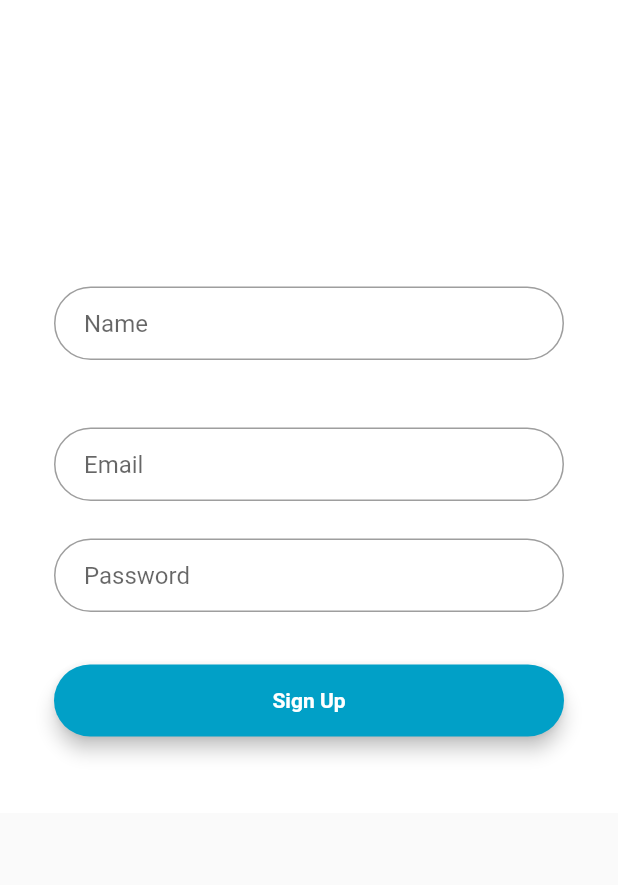
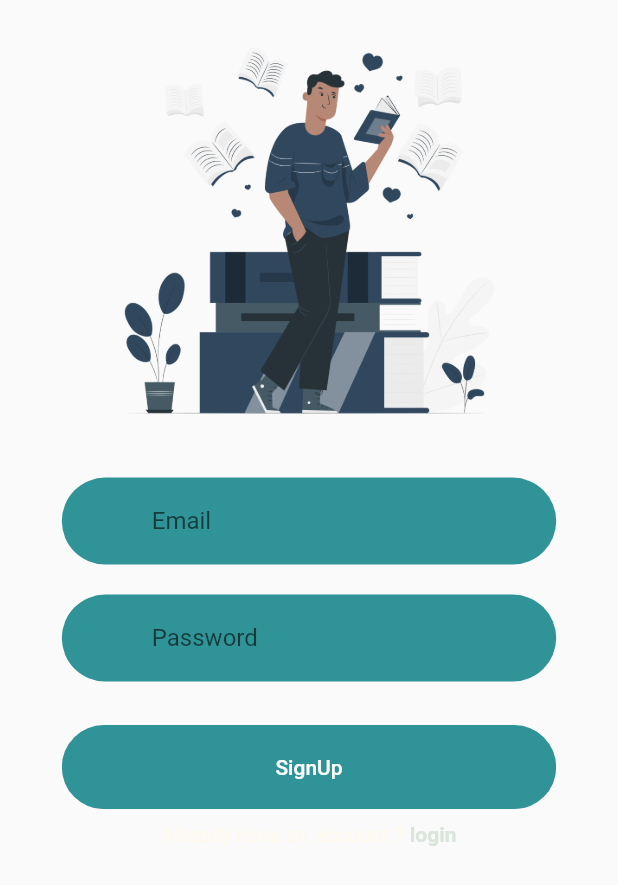
Before and after one commit to Shahad-Reem/collage_app, a Flutter app: the screen it shows after launch, after a tap on "SignUp", on a phone screen of 412 x 824 dp. Shown: the top 885 px of the screen. Run offline on Flutter 3.47's test engine with Material 2 defaults, Android fonts, the phone set to English and light mode, and no system bars; our stand-ins replace cloud_firestore, firebase_auth, firebase_core, percent_indicator; accounts and stored records are empty.

Commit message:
auth ui need color management, done with task model

```diff
--- a/lib/main.dart
+++ b/lib/main.dart
@@ -1,12 +1,9 @@
-import 'package:collage_app/controllers/authentication_controller.dart';
 import 'package:collage_app/views/home_Screen.dart';
 import 'package:collage_app/views/login_screen.dart';
-import 'package:collage_app/views/signUp.dart';
-import 'package:collage_app/widgets/bottomNavBar.dart';
+import 'package:firebase_auth/firebase_auth.dart';
+
 import 'package:firebase_core/firebase_core.dart';
 import 'package:flutter/material.dart';
-import 'package:collage_app/views/spalsh_screen.dart';
-import 'package:provider/provider.dart';
 
 import 'views/login_screen.dart';
 
@@ -27,7 +24,12 @@ class MyApp extends StatelessWidget {
 
           // Once complete, show your application
           if (snapshot.connectionState == ConnectionState.done) {
-            return LoginScreen();
+            if (FirebaseAuth.instance.currentUser?.uid == null) {
+              return LoginScreen();
+            } else {
+// logged
+              return HomeScreen();
+            }
           }
 
           // Otherwise, show something whilst waiting for initialization to complete
--- a/lib/views/calendar_page.dart
+++ b/lib/views/calendar_page.dart
@@ -50,7 +50,7 @@ class CalendarPage extends StatelessWidget {
                         color: CustomColors.kGreen,
                         borderRadius: BorderRadius.circular(30),
                       ),
-                      child: FlatButton(
+                      child: TextButton(
                         onPressed: () {
                           Navigator.push(
                             context,
--- a/lib/views/login_screen.dart
+++ b/lib/views/login_screen.dart
@@ -2,11 +2,9 @@ import 'package:collage_app/theme/color.dart';
 import 'package:collage_app/controllers/authentication_controller.dart';
 import 'package:collage_app/services/AuthResultStatus.dart';
 import 'package:flutter/material.dart';
-import 'package:provider/provider.dart';
 
 import '../controllers/authentication_controller.dart';
 import '../widgets/bottomNavBar.dart';
-import 'signUp.dart';
 import 'signUp.dart';
 
 class LoginScreen extends StatefulWidget {
--- a/lib/views/signUp.dart
+++ b/lib/views/signUp.dart
@@ -1,6 +1,8 @@
 import 'package:cloud_firestore/cloud_firestore.dart';
 import 'package:collage_app/controllers/authentication_controller.dart';
 import 'package:collage_app/services/AuthResultStatus.dart';
+import 'package:collage_app/theme/color.dart';
+import 'package:collage_app/views/login_screen.dart';
 import 'package:collage_app/widgets/bottomNavBar.dart';
 import 'package:flutter/material.dart';
 
@@ -10,18 +12,11 @@ class SignUp extends StatefulWidget {
 }
 
 class _SignUpState extends State<SignUp> {
-  final TextEditingController emailController = TextEditingController();
-  final TextEditingController passwordController = TextEditingController();
-  final TextEditingController nameController = TextEditingController();
-  final _formKey = GlobalKey<FormState>();
-  final firestoreInstance = FirebaseFirestore.instance;
-  @override
-  Widget build(BuildContext context) {
   void _onPressed() {
-      firestoreInstance.collection("user").add({
-        "name": nameController.text,
-        "email": emailController.text
-      }).then((value) {
+    firestoreInstance
+        .collection("user")
+        .add({"name": nameController.text, "email": emailController.text}).then(
+            (value) {
       print(value.get());
     });
   }
@@ -55,8 +50,49 @@ class _SignUpState extends State<SignUp> {
     }
   }
 
-    final nameField = TextFormField(
-      controller: nameController,
+  final TextEditingController emailController = TextEditingController();
+  final TextEditingController passwordController = TextEditingController();
+  final TextEditingController nameController = TextEditingController();
+  final _formKey = GlobalKey<FormState>();
+  final firestoreInstance = FirebaseFirestore.instance;
+  @override
+  Widget build(BuildContext context) {
+    Size size = MediaQuery.of(context).size;
+    return Scaffold(
+      body: SafeArea(
+        child: SingleChildScrollView(
+          child: Form(
+            key: _formKey,
+            child: Column(
+              mainAxisAlignment: MainAxisAlignment.center,
+              children: <Widget>[
+                Image.asset(
+                  "assets/images/Booklover-standing.png",
+                  height: size.height * 0.35,
+                ),
+                SizedBox(
+                  height: 20,
+                ),
+/*               Container(
+                  margin: EdgeInsets.symmetric(vertical: 10),
+                  padding: EdgeInsets.symmetric(horizontal: 20, vertical: 5),
+                  width: size.width * 0.8,
+                  decoration: BoxDecoration(
+                      color: CustomColors.kLightYellow,
+                      borderRadius: BorderRadius.circular(29)),
+                  child: TextFormField(
+                    decoration: InputDecoration(
+                      icon: Icon(
+                        Icons.person,
+                        color: CustomColors.kGreen,
+                      ),
+                      hintText: "Name",
+                      border: InputBorder.none,
+                      focusedBorder: InputBorder.none,
+                      enabledBorder: InputBorder.none,
+                      disabledBorder: InputBorder.none,
+                    ),
+                    controller: emailController,
                     validator: (text) {
                       if (text == null || text.isEmpty) {
                         return 'Text is empty';
@@ -64,14 +100,16 @@ class _SignUpState extends State<SignUp> {
 
                       return null;
                     },
-      decoration: InputDecoration(
-          contentPadding: EdgeInsets.fromLTRB(20.0, 15.0, 20.0, 15.0),
-          hintText: "Name",
-          border:
-              OutlineInputBorder(borderRadius: BorderRadius.circular(32.0))),
-    );
-
-    final emailField = TextFormField(
+                  ),
+                ), */
+                Container(
+                  margin: EdgeInsets.symmetric(vertical: 10),
+                  padding: EdgeInsets.symmetric(horizontal: 20, vertical: 5),
+                  width: size.width * 0.8,
+                  decoration: BoxDecoration(
+                      color: CustomColors.kGreen,
+                      borderRadius: BorderRadius.circular(29)),
+                  child: TextFormField(
                     controller: emailController,
                     validator: (text) {
                       if (text == null || text.isEmpty) {
@@ -81,13 +119,26 @@ class _SignUpState extends State<SignUp> {
                       return null;
                     },
                     decoration: InputDecoration(
-          contentPadding: EdgeInsets.fromLTRB(20.0, 15.0, 20.0, 15.0),
+                      icon: Icon(
+                        Icons.email,
+                        color: CustomColors.kGreen,
+                      ),
                       hintText: "Email",
-          border:
-              OutlineInputBorder(borderRadius: BorderRadius.circular(32.0))),
-    );
-
-    final passwordField = TextFormField(
+                      border: InputBorder.none,
+                      focusedBorder: InputBorder.none,
+                      enabledBorder: InputBorder.none,
+                      disabledBorder: InputBorder.none,
+                    ),
+                  ),
+                ),
+                Container(
+                  margin: EdgeInsets.symmetric(vertical: 10),
+                  padding: EdgeInsets.symmetric(horizontal: 20, vertical: 5),
+                  width: size.width * 0.8,
+                  decoration: BoxDecoration(
+                      color: CustomColors.kGreen,
+                      borderRadius: BorderRadius.circular(29)),
+                  child: TextFormField(
                     controller: passwordController,
                     validator: (val) {
                       if (val == null || val.isEmpty) {
@@ -100,62 +151,70 @@ class _SignUpState extends State<SignUp> {
                     },
                     obscureText: true,
                     decoration: InputDecoration(
-          contentPadding: EdgeInsets.fromLTRB(20.0, 15.0, 20.0, 15.0),
+                      icon: Icon(
+                        Icons.lock,
+                        color: CustomColors.kGreen,
+                      ),
                       hintText: "Password",
-          border:
-              OutlineInputBorder(borderRadius: BorderRadius.circular(32.0))),
-    );
-
-    final loginButon = Material(
-      elevation: 5.0,
-      borderRadius: BorderRadius.circular(30.0),
-      color: Color(0xff01A0C7),
-      child: MaterialButton(
-        minWidth: MediaQuery.of(context).size.width,
-        padding: EdgeInsets.fromLTRB(20.0, 15.0, 20.0, 15.0),
-        onPressed: () {
-          createAccount();
+                      border: InputBorder.none,
+                      focusedBorder: InputBorder.none,
+                      enabledBorder: InputBorder.none,
+                      disabledBorder: InputBorder.none,
+                    ),
+                  ),
+                ),
+                SizedBox(height: 10.0),
+                Container(
+                    margin: EdgeInsets.symmetric(vertical: 9),
+                    width: size.width * 0.8,
+                    child: ClipRRect(
+                      borderRadius: BorderRadius.circular(29),
+                      child: ElevatedButton(
+                        style: ElevatedButton.styleFrom(
+                            primary: CustomColors.kGreen,
+                            padding: EdgeInsets.symmetric(
+                                vertical: 20, horizontal: 40)),
+                        onPressed: () {},
+                        child: Text("SignUp",
+                            style: TextStyle(
+                              color: Colors.white,
+                            )),
+                      ),
+                    )),
+                Row(
+                  mainAxisAlignment: MainAxisAlignment.center,
+                  children: <Widget>[
+                    Text(
+                      "Already have an account ? ",
+                      style: TextStyle(
+                        color: CustomColors.kLightYellow,
+                      ),
+                    ),
+                    GestureDetector(
+                      onTap: () {
+                        Navigator.push(
+                          context,
+                          MaterialPageRoute(
+                            builder: (context) {
+                              return LoginScreen();
                             },
-        child: Text("Sign Up",
-            textAlign: TextAlign.center,
-            style: TextStyle(color: Colors.white, fontWeight: FontWeight.bold)),
                           ),
                         );
-
-    return Scaffold(
-        body: Form(
-      key: _formKey,
-      child: SingleChildScrollView(
-        child: Center(
-          child: Container(
-            color: Colors.white,
-            child: Padding(
-              padding: const EdgeInsets.all(36.0),
-              child: Column(
-                crossAxisAlignment: CrossAxisAlignment.center,
-                mainAxisAlignment: MainAxisAlignment.center,
-                children: <Widget>[
-                  SizedBox(
-                    height: 155.0,
+                      },
+                      child: Text(
+                        "login",
+                        style: TextStyle(
+                            color: CustomColors.kLightGreen,
+                            fontWeight: FontWeight.bold),
                       ),
-                  nameField,
-                  SizedBox(height: 45.0),
-                  emailField,
-                  SizedBox(height: 25.0),
-                  passwordField,
-                  SizedBox(
-                    height: 35.0,
-                  ),
-                  loginButon,
-                  SizedBox(
-                    height: 15.0,
-                  ),
+                    )
+                  ],
+                )
               ],
             ),
           ),
         ),
       ),
-      ),
-    ));
+    );
   }
 }
--- a/lib/views/spalsh_screen.dart
+++ b/lib/views/spalsh_screen.dart
@@ -1,9 +1,8 @@
 import 'package:collage_app/widgets/bottomNavBar.dart';
 import 'package:flutter/material.dart';
 import 'dart:async';
-import 'package:collage_app/views/home_Screen.dart';
+
 import 'package:collage_app/views/login_screen.dart';
-import 'package:collage_app/views/spalsh_screen.dart';
 
 class SplashScreen extends StatefulWidget {
   @override
```
Also changed, not shown: lib/controllers/task_controllers.dart (added, +14 -0 lines), lib/models/task_model.dart (added, +36 -0 lines), lib/views/add_Screen.dart (+24 -1 lines), assets/images/Booklover-standing.png (added), lib/models/user_model.dart (deleted). Lines whose indentation alone changed are shown as unchanged.
